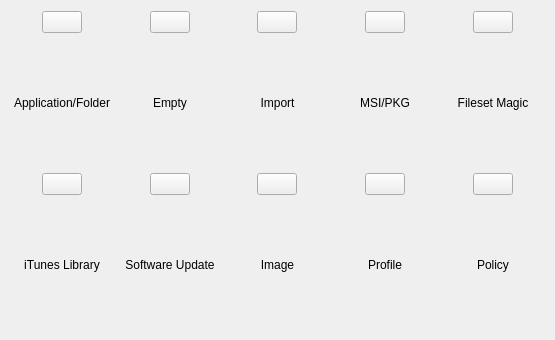
First picture: the form in FWAdminLib/CreateNewFilesetDlg.ui, repository fw-dev/translations, before the edit.
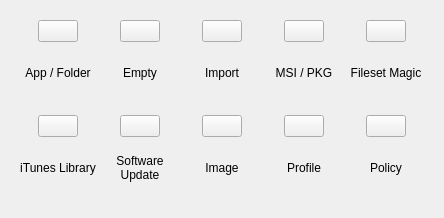
Second picture: the form after the edit. Icons and pictures are not drawn.

Diff of the .ui file:
```diff
--- a/FWAdminLib/CreateNewFilesetDlg.ui
+++ b/FWAdminLib/CreateNewFilesetDlg.ui
@@ -6,8 +6,8 @@
    <rect>
     <x>0</x>
     <y>0</y>
-    <width>555</width>
-    <height>340</height>
+    <width>444</width>
+    <height>218</height>
    </rect>
   </property>
   <property name="sizePolicy">
@@ -16,20 +16,26 @@
     <verstretch>0</verstretch>
    </sizepolicy>
   </property>
-  <property name="maximumSize">
-   <size>
-    <width>1024</width>
-    <height>2823</height>
-   </size>
-  </property>
   <property name="windowTitle">
    <string>Create New Fileset</string>
   </property>
-  <layout class="QGridLayout" name="gridLayout">
+  <layout class="QGridLayout" name="gridLayout" columnstretch="1,1,1,1,1">
+   <property name="verticalSpacing">
+    <number>12</number>
+   </property>
+   <property name="margin">
+    <number>20</number>
+   </property>
    <item row="0" column="0">
-    <layout class="QVBoxLayout" name="verticalLayout">
+    <layout class="QVBoxLayout" name="verticalLayout" stretch="1,1">
      <item>
       <layout class="QHBoxLayout" name="horizontalLayout_2">
+       <property name="leftMargin">
+        <number>12</number>
+       </property>
+       <property name="rightMargin">
+        <number>12</number>
+       </property>
        <item>
         <widget class="QPushButton" name="createFilesetFromFolderPB">
          <property name="sizePolicy">
@@ -60,20 +66,35 @@
      </item>
      <item>
       <widget class="QLabel" name="labelFolder">
+       <property name="maximumSize">
+        <size>
+         <width>100</width>
+         <height>16777215</height>
+        </size>
+       </property>
        <property name="text">
-        <string>Application/Folder</string>
+        <string>App / Folder</string>
        </property>
        <property name="alignment">
         <set>Qt::AlignCenter</set>
        </property>
+       <property name="wordWrap">
+        <bool>true</bool>
+       </property>
       </widget>
      </item>
     </layout>
    </item>
    <item row="0" column="1">
-    <layout class="QVBoxLayout" name="verticalLayout_2">
+    <layout class="QVBoxLayout" name="verticalLayout_2" stretch="1,1">
      <item>
       <layout class="QHBoxLayout" name="horizontalLayout_3">
+       <property name="leftMargin">
+        <number>12</number>
+       </property>
+       <property name="rightMargin">
+        <number>12</number>
+       </property>
        <item>
         <widget class="QPushButton" name="emptyFilesetPB">
          <property name="sizePolicy">
@@ -104,20 +125,35 @@
      </item>
      <item>
       <widget class="QLabel" name="labelEmpty">
+       <property name="maximumSize">
+        <size>
+         <width>100</width>
+         <height>16777215</height>
+        </size>
+       </property>
        <property name="text">
         <string>Empty</string>
        </property>
        <property name="alignment">
         <set>Qt::AlignCenter</set>
        </property>
+       <property name="wordWrap">
+        <bool>true</bool>
+       </property>
       </widget>
      </item>
     </layout>
    </item>
    <item row="0" column="2">
-    <layout class="QVBoxLayout" name="verticalLayout_7">
+    <layout class="QVBoxLayout" name="verticalLayout_7" stretch="1,1">
      <item>
       <layout class="QHBoxLayout" name="horizontalLayout_4">
+       <property name="leftMargin">
+        <number>12</number>
+       </property>
+       <property name="rightMargin">
+        <number>12</number>
+       </property>
        <item>
         <widget class="QPushButton" name="importFilesetPB">
          <property name="sizePolicy">
@@ -148,20 +184,35 @@
      </item>
      <item>
       <widget class="QLabel" name="labelImport">
+       <property name="maximumSize">
+        <size>
+         <width>100</width>
+         <height>16777215</height>
+        </size>
+       </property>
        <property name="text">
         <string>Import</string>
        </property>
        <property name="alignment">
         <set>Qt::AlignCenter</set>
        </property>
+       <property name="wordWrap">
+        <bool>true</bool>
+       </property>
       </widget>
      </item>
     </layout>
    </item>
    <item row="0" column="3">
-    <layout class="QVBoxLayout" name="verticalLayout_8">
+    <layout class="QVBoxLayout" name="verticalLayout_8" stretch="1,1">
      <item>
       <layout class="QHBoxLayout" name="horizontalLayout_5">
+       <property name="leftMargin">
+        <number>12</number>
+       </property>
+       <property name="rightMargin">
+        <number>12</number>
+       </property>
        <item>
         <widget class="QPushButton" name="createFilesetFromPatchPB">
          <property name="sizePolicy">
@@ -192,23 +243,38 @@
      </item>
      <item>
       <widget class="QLabel" name="labelMSI">
+       <property name="maximumSize">
+        <size>
+         <width>100</width>
+         <height>16777215</height>
+        </size>
+       </property>
        <property name="text">
-        <string>MSI/PKG</string>
+        <string>MSI / PKG</string>
        </property>
        <property name="alignment">
         <set>Qt::AlignCenter</set>
        </property>
+       <property name="wordWrap">
+        <bool>true</bool>
+       </property>
       </widget>
      </item>
     </layout>
    </item>
    <item row="0" column="4">
-    <layout class="QVBoxLayout" name="verticalLayout_9">
+    <layout class="QVBoxLayout" name="verticalLayout_9" stretch="1,1">
      <property name="sizeConstraint">
       <enum>QLayout::SetDefaultConstraint</enum>
      </property>
      <item>
       <layout class="QHBoxLayout" name="horizontalLayout_6">
+       <property name="leftMargin">
+        <number>12</number>
+       </property>
+       <property name="rightMargin">
+        <number>12</number>
+       </property>
        <item>
         <widget class="QPushButton" name="filesetWinMagicPB">
          <property name="sizePolicy">
@@ -239,20 +305,35 @@
      </item>
      <item>
       <widget class="QLabel" name="labelMagic">
+       <property name="maximumSize">
+        <size>
+         <width>100</width>
+         <height>16777215</height>
+        </size>
+       </property>
        <property name="text">
         <string>Fileset Magic</string>
        </property>
        <property name="alignment">
         <set>Qt::AlignCenter</set>
        </property>
+       <property name="wordWrap">
+        <bool>true</bool>
+       </property>
       </widget>
      </item>
     </layout>
    </item>
    <item row="1" column="0">
-    <layout class="QVBoxLayout" name="verticalLayout_13">
+    <layout class="QVBoxLayout" name="verticalLayout_13" stretch="1,1">
      <item>
       <layout class="QHBoxLayout" name="horizontalLayout_10">
+       <property name="leftMargin">
+        <number>12</number>
+       </property>
+       <property name="rightMargin">
+        <number>12</number>
+       </property>
        <item>
         <widget class="QPushButton" name="createFilesetiTunesPB">
          <property name="sizePolicy">
@@ -283,20 +364,35 @@
      </item>
      <item>
       <widget class="QLabel" name="labelPolicy_2">
+       <property name="maximumSize">
+        <size>
+         <width>100</width>
+         <height>16777215</height>
+        </size>
+       </property>
        <property name="text">
         <string>iTunes Library</string>
        </property>
        <property name="alignment">
         <set>Qt::AlignCenter</set>
        </property>
+       <property name="wordWrap">
+        <bool>true</bool>
+       </property>
       </widget>
      </item>
     </layout>
    </item>
    <item row="1" column="1">
-    <layout class="QVBoxLayout" name="verticalLayout_3">
+    <layout class="QVBoxLayout" name="verticalLayout_3" stretch="1,1">
      <item>
       <layout class="QHBoxLayout" name="horizontalLayout_8">
+       <property name="leftMargin">
+        <number>12</number>
+       </property>
+       <property name="rightMargin">
+        <number>12</number>
+       </property>
        <item>
         <widget class="QPushButton" name="createFilesetOSXUpdatesPB">
          <property name="sizePolicy">
@@ -327,20 +423,35 @@
      </item>
      <item>
       <widget class="QLabel" name="label">
+       <property name="maximumSize">
+        <size>
+         <width>100</width>
+         <height>16777215</height>
+        </size>
+       </property>
        <property name="text">
         <string>Software Update</string>
        </property>
        <property name="alignment">
         <set>Qt::AlignCenter</set>
        </property>
+       <property name="wordWrap">
+        <bool>true</bool>
+       </property>
       </widget>
      </item>
     </layout>
    </item>
    <item row="1" column="2">
-    <layout class="QVBoxLayout" name="verticalLayout_10">
+    <layout class="QVBoxLayout" name="verticalLayout_10" stretch="1,1">
      <item>
       <layout class="QHBoxLayout" name="horizontalLayout_7">
+       <property name="leftMargin">
+        <number>12</number>
+       </property>
+       <property name="rightMargin">
+        <number>12</number>
+       </property>
        <item>
         <widget class="QPushButton" name="createFilesetFromVolumePB">
          <property name="sizePolicy">
@@ -371,20 +482,35 @@
      </item>
      <item>
       <widget class="QLabel" name="labelImage">
+       <property name="maximumSize">
+        <size>
+         <width>100</width>
+         <height>16777215</height>
+        </size>
+       </property>
        <property name="text">
         <string>Image</string>
        </property>
        <property name="alignment">
         <set>Qt::AlignCenter</set>
        </property>
+       <property name="wordWrap">
+        <bool>true</bool>
+       </property>
       </widget>
      </item>
     </layout>
    </item>
    <item row="1" column="3">
-    <layout class="QVBoxLayout" name="verticalLayout_14">
+    <layout class="QVBoxLayout" name="verticalLayout_14" stretch="1,1">
      <item>
       <layout class="QHBoxLayout" name="horizontalLayout_11">
+       <property name="leftMargin">
+        <number>12</number>
+       </property>
+       <property name="rightMargin">
+        <number>12</number>
+       </property>
        <item>
         <widget class="QPushButton" name="createFilesetProfilePB">
          <property name="sizePolicy">
@@ -415,20 +541,35 @@
      </item>
      <item>
       <widget class="QLabel" name="profileLabel">
+       <property name="maximumSize">
+        <size>
+         <width>100</width>
+         <height>16777215</height>
+        </size>
+       </property>
        <property name="text">
         <string>Profile</string>
        </property>
        <property name="alignment">
         <set>Qt::AlignCenter</set>
        </property>
+       <property name="wordWrap">
+        <bool>true</bool>
+       </property>
       </widget>
      </item>
     </layout>
    </item>
    <item row="1" column="4">
-    <layout class="QVBoxLayout" name="verticalLayout_12">
+    <layout class="QVBoxLayout" name="verticalLayout_12" stretch="1,1">
      <item>
       <layout class="QHBoxLayout" name="horizontalLayout_9">
+       <property name="leftMargin">
+        <number>12</number>
+       </property>
+       <property name="rightMargin">
+        <number>12</number>
+       </property>
        <item>
         <widget class="QPushButton" name="createFilesetPolicyPB">
          <property name="sizePolicy">
@@ -459,12 +600,21 @@
      </item>
      <item>
       <widget class="QLabel" name="labelPolicy">
+       <property name="maximumSize">
+        <size>
+         <width>100</width>
+         <height>16777215</height>
+        </size>
+       </property>
        <property name="text">
         <string>Policy</string>
        </property>
        <property name="alignment">
         <set>Qt::AlignCenter</set>
        </property>
+       <property name="wordWrap">
+        <bool>true</bool>
+       </property>
       </widget>
      </item>
     </layout>
```
Left out of the diff: 12 changed lines with no effect on the pictures.
